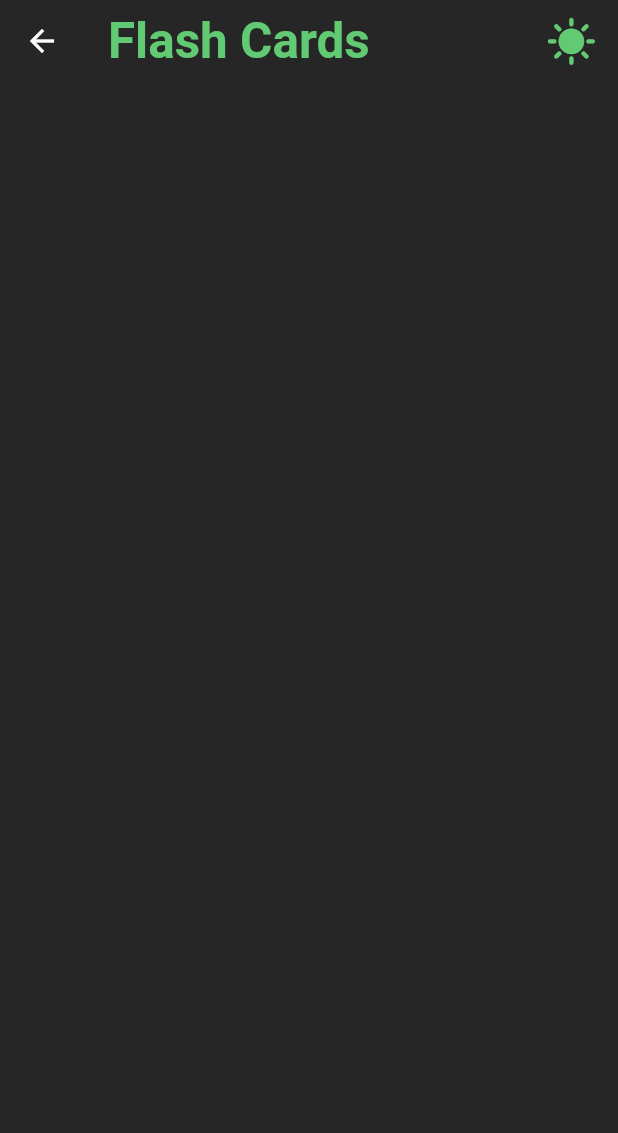
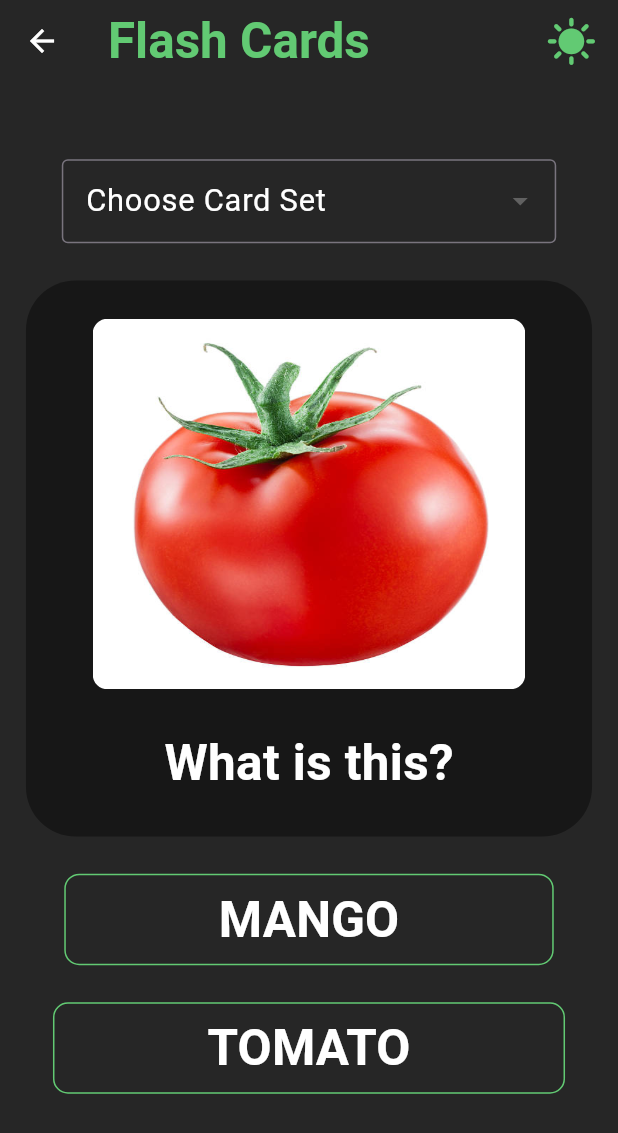
Before and after one commit to sidesshmore/AlzPal_Patient, a Flutter app: the FlashCard screen opened directly, on a phone screen of 412 x 824 dp. Shown: the top 1133 px of the screen. Run offline on Flutter 3.47's test engine with Material 3 defaults, Android fonts, the phone set to English and light mode, and no system bars.

Commit message:
Flashcards UI done - Q, option, popup

```diff
--- a/lib/FlashCards/screens/flash_card.dart
+++ b/lib/FlashCards/screens/flash_card.dart
@@ -1,4 +1,6 @@
 import 'package:alzpal_patient/AppBar/app_bar.dart';
+import 'package:alzpal_patient/FlashCards/widget/flashcard_option.dart';
+import 'package:alzpal_patient/FlashCards/widget/flashcard_question.dart';
 import 'package:alzpal_patient/colors.dart';
 import 'package:flutter/material.dart';
 
@@ -10,12 +12,74 @@ class FlashCard extends StatefulWidget {
 }
 
 class _FlashCardState extends State<FlashCard> {
+  String? _selectedCardSet;
+  List<String> _cardSets = ['Animals', 'Fruits', 'Vegetables'];
   @override
   Widget build(BuildContext context) {
     double screenHeight = MediaQuery.of(context).size.height;
     double screenWidth = MediaQuery.of(context).size.width;
     return Scaffold(
-      appBar: const MyAppBar(MyAppBarHeading: 'Flash Cards'),
+      appBar: MyAppBar(MyAppBarHeading: 'Flash Cards'),
+      body: Padding(
+        padding: EdgeInsets.all(10.0),
+        child: Column(
+          children: [
+            SizedBox(
+              height: screenHeight * 0.05,
+            ),
+            Row(
+              mainAxisAlignment: MainAxisAlignment.center,
+              children: [
+                SizedBox(
+                  width: screenWidth * 0.8,
+                  child: DropdownButtonFormField<String>(
+                    dropdownColor: const Color(0xff262626),
+                    value: _selectedCardSet,
+                    items: _cardSets
+                        .map((patient) => DropdownMenuItem(
+                              value: patient,
+                              child: Text(patient,
+                                  style: const TextStyle(color: Colors.white)),
+                            ))
+                        .toList(),
+                    onChanged: (value) {
+                      setState(() {
+                        _selectedCardSet = value;
+                      });
+                    },
+                    decoration: InputDecoration(
+                      focusedBorder: OutlineInputBorder(
+                        borderSide: const BorderSide(
+                            color: Color(0xff62CA73), width: 2.0),
+                        borderRadius: BorderRadius.circular(10.0),
+                      ),
+                      labelText: 'Choose Card Set',
+                      labelStyle: TextStyle(
+                          color: Colors.white, fontSize: screenWidth * 0.05),
+                      border: const OutlineInputBorder(),
+                    ),
+                  ),
+                ),
+              ],
+            ),
+            SizedBox(
+              height: screenHeight * 0.03,
+            ),
+            const Row(
+              mainAxisAlignment: MainAxisAlignment.center,
+              children: [FlashcardQuestion()],
+            ),
+            SizedBox(
+              height: screenHeight * 0.03,
+            ),
+            FlashcardOption(optionText: 'MANGO'),
+            SizedBox(
+              height: screenHeight * 0.03,
+            ),
+            FlashcardOption(optionText: 'TOMATO'),
+          ],
+        ),
+      ),
     );
   }
 }
--- /dev/null
+++ b/lib/FlashCards/widget/flashcard_option.dart
@@ -0,0 +1,59 @@
+import 'package:alzpal_patient/FlashCards/widget/wrong_popup.dart';
+import 'package:alzpal_patient/colors.dart';
+import 'package:flutter/material.dart';
+
+class FlashcardOption extends StatelessWidget {
+  const FlashcardOption({super.key, required this.optionText});
+
+  final String optionText;
+
+  dynamic showPopUp(BuildContext context) => showDialog(
+        context: context,
+        barrierDismissible: true,
+        builder: (context) {
+          return AlertDialog(
+            actions: [
+              ElevatedButton(
+                  onPressed: () => Navigator.pop(context),
+                  child: Text(
+                    'CLOSE',
+                    style: TextStyle(color: Colors.red, fontSize: 20),
+                  ))
+            ],
+            backgroundColor: DarkBlack,
+            content: WrongPopup(),
+          );
+        },
+      );
+
+  @override
+  Widget build(BuildContext context) {
+    double screenHeight = MediaQuery.of(context).size.height;
+    double screenWidth = MediaQuery.of(context).size.width;
+    return Row(
+      mainAxisAlignment: MainAxisAlignment.center,
+      children: [
+        OutlinedButton(
+            style: OutlinedButton.styleFrom(
+              side: BorderSide(color: GreenColor),
+              padding: EdgeInsets.symmetric(
+                  horizontal: screenWidth * 0.25,
+                  vertical: screenHeight * 0.0085),
+              shape: RoundedRectangleBorder(
+                borderRadius: BorderRadius.circular(10),
+              ),
+            ),
+            onPressed: () {
+              showPopUp(context);
+            },
+            child: Text(
+              optionText,
+              style: TextStyle(
+                  color: Colors.white,
+                  fontSize: screenWidth * 0.08,
+                  fontWeight: FontWeight.w600),
+            ))
+      ],
+    );
+  }
+}
--- /dev/null
+++ b/lib/FlashCards/widget/flashcard_question.dart
@@ -0,0 +1,51 @@
+import 'package:alzpal_patient/colors.dart';
+import 'package:flutter/material.dart';
+
+class FlashcardQuestion extends StatefulWidget {
+  const FlashcardQuestion({super.key});
+
+  @override
+  State<FlashcardQuestion> createState() => _FlashcardQuestionState();
+}
+
+class _FlashcardQuestionState extends State<FlashcardQuestion> {
+  @override
+  Widget build(BuildContext context) {
+    double screenHeight = MediaQuery.of(context).size.height;
+    double screenWidth = MediaQuery.of(context).size.width;
+    return Container(
+      height: screenHeight * 0.45,
+      width: screenWidth * 0.916,
+      decoration: BoxDecoration(
+        borderRadius: BorderRadius.circular(33),
+        color: DarkBlack,
+      ),
+      child: Column(
+        mainAxisAlignment: MainAxisAlignment.spaceEvenly,
+        children: [
+          ClipRRect(
+            borderRadius: BorderRadius.circular(10.0),
+            child: Image.asset(
+              width: screenWidth * 0.7,
+              height: screenHeight * 0.3,
+              fit: BoxFit.fill,
+              'assets/tomato.jpg',
+            ),
+          ),
+          Row(
+            mainAxisAlignment: MainAxisAlignment.center,
+            children: [
+              Text(
+                'What is this?',
+                style: TextStyle(
+                    color: Colors.white,
+                    fontSize: screenWidth * 0.08,
+                    fontWeight: FontWeight.w600),
+              )
+            ],
+          ),
+        ],
+      ),
+    );
+  }
+}
--- a/lib/Home/screen/home_screen.dart
+++ b/lib/Home/screen/home_screen.dart
@@ -4,7 +4,7 @@ import 'package:alzpal_patient/CardMatch/screens/card_match.dart';
 import 'package:alzpal_patient/ClockGame/screens/clock_game.dart';
 import 'package:alzpal_patient/FlashCards/screens/flash_card.dart';
 import 'package:alzpal_patient/Home/widgets/home_game_card.dart';
-import 'package:alzpal_patient/Square%20Match/screens/square_tap.dart';
+import 'package:alzpal_patient/Square%20Tap/screens/square_tap.dart';
 import 'package:alzpal_patient/colors.dart';
 import 'package:flutter/material.dart';
 import 'package:alzpal_patient/Home/models/home_model.dart';
--- a/lib/Square Match/screens/square_tap.dart
+++ b/lib/Square Tap/screens/square_tap.dart
@@ -1,6 +1,6 @@
 import 'package:alzpal_patient/AppBar/app_bar.dart';
-import 'package:alzpal_patient/Square%20Match/widgets/square_container.dart';
-import 'package:alzpal_patient/Square%20Match/widgets/square_question.dart';
+import 'package:alzpal_patient/Square%20Tap/widgets/square_container.dart';
+import 'package:alzpal_patient/Square%20Tap/widgets/square_question.dart';
 import 'package:flutter/material.dart';
 
 class SquareTap extends StatefulWidget {
```
Also changed, not shown: lib/FlashCards/widget/wrong_popup.dart (added, +65 -0 lines), assets/tomato.jpg (added), lib/Square Tap/widgets/square_container.dart (renamed from lib/Square Match/widgets/square_container.dart), lib/Square Tap/widgets/square_question.dart (renamed from lib/Square Match/widgets/square_question.dart).
